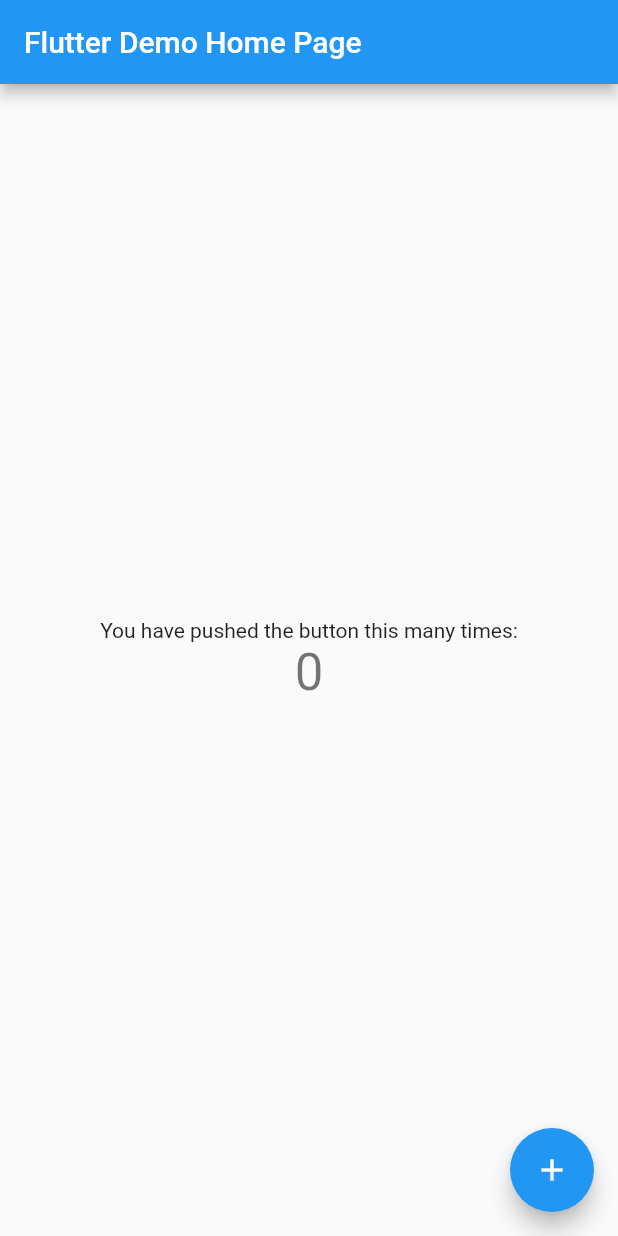
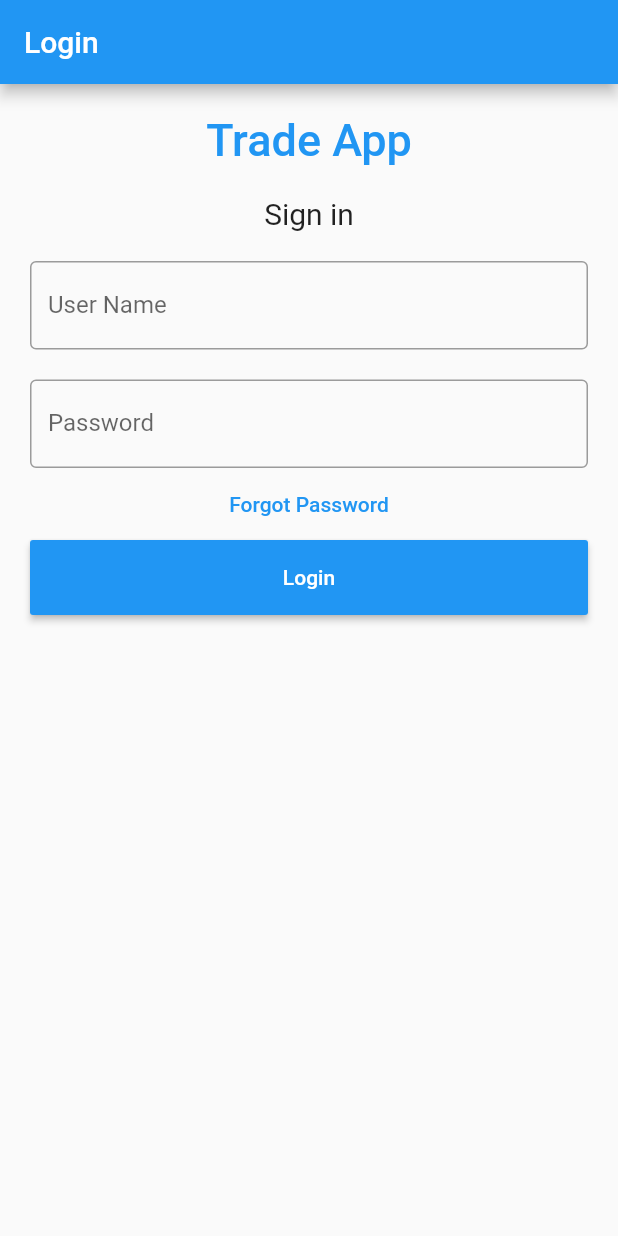
Before and after one commit to imVaibhav/trade, a Flutter app: the screen it shows after launch, on a phone screen of 412 x 824 dp. Run offline on Flutter 3.47's test engine with Material 2 defaults, Android fonts, the phone set to English and light mode, and no system bars; our stand-ins replace shared_preferences.

Commit message:
final commit

```diff
--- a/lib/main.dart
+++ b/lib/main.dart
@@ -1,117 +1,19 @@
 import 'package:flutter/material.dart';
+import './screens/login.dart';
+import './screens/home_screen.dart';
 
-void main() {
-  runApp(MyApp());
-}
+void main() => runApp(MyApp());
 
 class MyApp extends StatelessWidget {
-  // This widget is the root of your application.
   @override
   Widget build(BuildContext context) {
     return MaterialApp(
-      title: 'Flutter Demo',
-      theme: ThemeData(
-        // This is the theme of your application.
-        //
-        // Try running your application with "flutter run". You'll see the
-        // application has a blue toolbar. Then, without quitting the app, try
-        // changing the primarySwatch below to Colors.green and then invoke
-        // "hot reload" (press "r" in the console where you ran "flutter run",
-        // or simply save your changes to "hot reload" in a Flutter IDE).
-        // Notice that the counter didn't reset back to zero; the application
-        // is not restarted.
-        primarySwatch: Colors.blue,
-        // This makes the visual density adapt to the platform that you run
-        // the app on. For desktop platforms, the controls will be smaller and
-        // closer together (more dense) than on mobile platforms.
-        visualDensity: VisualDensity.adaptivePlatformDensity,
-      ),
-      home: MyHomePage(title: 'Flutter Demo Home Page'),
+      title: 'IMDb',
+      routes: {
+        HomeScreen.routeName: (context) => HomeScreen(),
+        LoginScreen.routeName: (context) => LoginScreen()
+      },
+      initialRoute: LoginScreen.routeName,
     );
   }
 }
-
-class MyHomePage extends StatefulWidget {
-  MyHomePage({Key key, this.title}) : super(key: key);
-
-  // This widget is the home page of your application. It is stateful, meaning
-  // that it has a State object (defined below) that contains fields that affect
-  // how it looks.
-
-  // This class is the configuration for the state. It holds the values (in this
-  // case the title) provided by the parent (in this case the App widget) and
-  // used by the build method of the State. Fields in a Widget subclass are
-  // always marked "final".
-
-  final String title;
-
-  @override
-  _MyHomePageState createState() => _MyHomePageState();
-}
-
-class _MyHomePageState extends State<MyHomePage> {
-  int _counter = 0;
-
-  void _incrementCounter() {
-    setState(() {
-      // This call to setState tells the Flutter framework that something has
-      // changed in this State, which causes it to rerun the build method below
-      // so that the display can reflect the updated values. If we changed
-      // _counter without calling setState(), then the build method would not be
-      // called again, and so nothing would appear to happen.
-      _counter++;
-    });
-  }
-
-  @override
-  Widget build(BuildContext context) {
-    // This method is rerun every time setState is called, for instance as done
-    // by the _incrementCounter method above.
-    //
-    // The Flutter framework has been optimized to make rerunning build methods
-    // fast, so that you can just rebuild anything that needs updating rather
-    // than having to individually change instances of widgets.
-    return Scaffold(
-      appBar: AppBar(
-        // Here we take the value from the MyHomePage object that was created by
-        // the App.build method, and use it to set our appbar title.
-        title: Text(widget.title),
-      ),
-      body: Center(
-        // Center is a layout widget. It takes a single child and positions it
-        // in the middle of the parent.
-        child: Column(
-          // Column is also a layout widget. It takes a list of children and
-          // arranges them vertically. By default, it sizes itself to fit its
-          // children horizontally, and tries to be as tall as its parent.
-          //
-          // Invoke "debug painting" (press "p" in the console, choose the
-          // "Toggle Debug Paint" action from the Flutter Inspector in Android
-          // Studio, or the "Toggle Debug Paint" command in Visual Studio Code)
-          // to see the wireframe for each widget.
-          //
-          // Column has various properties to control how it sizes itself and
-          // how it positions its children. Here we use mainAxisAlignment to
-          // center the children vertically; the main axis here is the vertical
-          // axis because Columns are vertical (the cross axis would be
-          // horizontal).
-          mainAxisAlignment: MainAxisAlignment.center,
-          children: <Widget>[
-            Text(
-              'You have pushed the button this many times:',
-            ),
-            Text(
-              '$_counter',
-              style: Theme.of(context).textTheme.headline4,
-            ),
-          ],
-        ),
-      ),
-      floatingActionButton: FloatingActionButton(
-        onPressed: _incrementCounter,
-        tooltip: 'Increment',
-        child: Icon(Icons.add),
-      ), // This trailing comma makes auto-formatting nicer for build methods.
-    );
-  }
-}
--- /dev/null
+++ b/lib/screens/login.dart
@@ -0,0 +1,85 @@
+import 'package:flutter/material.dart';
+import './home_screen.dart';
+
+class LoginScreen extends StatefulWidget {
+  static String routeName = '/login';
+  @override
+  _State createState() => _State();
+}
+
+class _State extends State<LoginScreen> {
+  TextEditingController userNameController = TextEditingController();
+  TextEditingController passwordController = TextEditingController();
+
+  @override
+  Widget build(BuildContext context) {
+    return Scaffold(
+        appBar: AppBar(
+          title: Text('Login'),
+        ),
+        body: Padding(
+            padding: EdgeInsets.all(10),
+            child: ListView(
+              children: <Widget>[
+                Container(
+                    alignment: Alignment.center,
+                    padding: EdgeInsets.all(10),
+                    child: Text(
+                      'Trade App',
+                      style: TextStyle(
+                          color: Colors.blue,
+                          fontWeight: FontWeight.w500,
+                          fontSize: 30),
+                    )),
+                Container(
+                    alignment: Alignment.center,
+                    padding: EdgeInsets.all(10),
+                    child: Text(
+                      'Sign in',
+                      style: TextStyle(fontSize: 20),
+                    )),
+                Container(
+                  padding: EdgeInsets.all(10),
+                  child: TextField(
+                    controller: userNameController,
+                    decoration: InputDecoration(
+                      border: OutlineInputBorder(),
+                      labelText: 'User Name',
+                    ),
+                  ),
+                ),
+                Container(
+                  padding: EdgeInsets.fromLTRB(10, 10, 10, 0),
+                  child: TextField(
+                    obscureText: true,
+                    controller: passwordController,
+                    decoration: InputDecoration(
+                      border: OutlineInputBorder(),
+                      labelText: 'Password',
+                    ),
+                  ),
+                ),
+                FlatButton(
+                  onPressed: null,
+                  textColor: Colors.blue,
+                  child: Text('Forgot Password'),
+                ),
+                Container(
+                    height: 50,
+                    padding: EdgeInsets.fromLTRB(10, 0, 10, 0),
+                    child: RaisedButton(
+                      textColor: Colors.white,
+                      color: Colors.blue,
+                      child: Text('Login'),
+                      onPressed: () {
+                        // naviagate to home screen
+                        Navigator.pushReplacementNamed(
+                            context, HomeScreen.routeName);
+                        // print(userNameController.text);
+                        // print(passwordController.text);
+                      },
+                    )),
+              ],
+            )));
+  }
+}
```
Also changed, not shown: assets/data/marketwatch.json (added, +64 -0 lines), lib/screens/home_screen.dart (added, +58 -0 lines), lib/widgets/dashboard.dart (added, +17 -0 lines), lib/widgets/market_watch.dart (added, +174 -0 lines), lib/widgets/orders.dart (added, +85 -0 lines), lib/widgets/profile.dart (added, +17 -0 lines), pubspec.yaml (+5 -4 lines).
